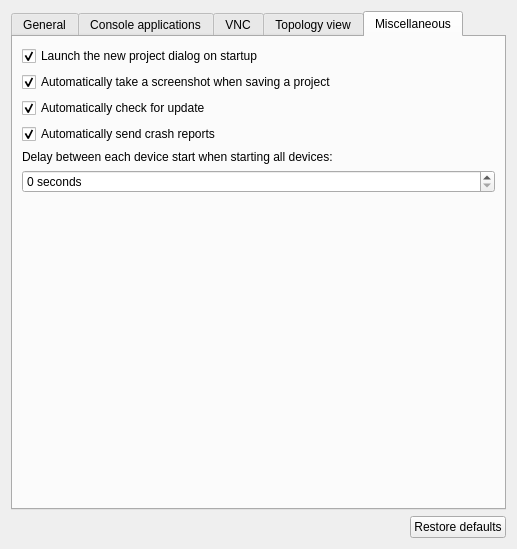
Before: the Qt Designer form gns3/ui/general_preferences_page.ui in GNS3/gns3-gui, drawn with Qt 5.
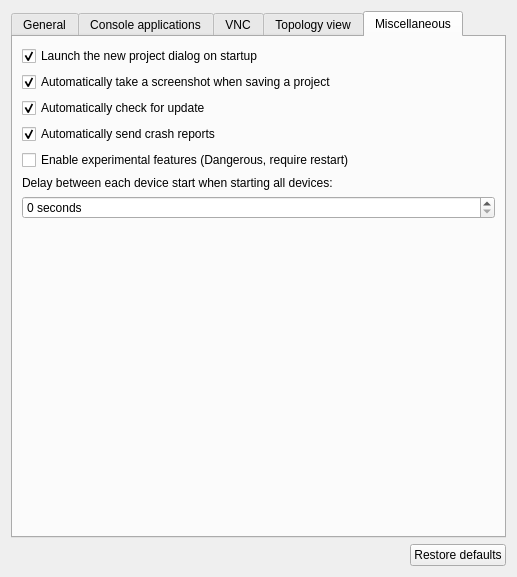
After: the same form once the commit is applied. The open tabs and pages were chosen to show the change.

Commit message: Add an option for enabling experimental features

Diff of the .ui file:
```diff
--- a/gns3/ui/general_preferences_page.ui
+++ b/gns3/ui/general_preferences_page.ui
@@ -7,7 +7,7 @@
     <x>0</x>
     <y>0</y>
     <width>517</width>
-    <height>549</height>
+    <height>577</height>
    </rect>
   </property>
   <property name="windowTitle">
@@ -658,6 +658,13 @@
          </property>
         </widget>
        </item>
+       <item>
+        <widget class="QCheckBox" name="uiExperimentalFeaturesCheckBox">
+         <property name="text">
+          <string>Enable experimental features (Dangerous, require restart)</string>
+         </property>
+        </widget>
+       </item>
        <item>
         <widget class="QLabel" name="uiSlowStartAllLabel">
          <property name="text">
```
Left out of the diff: 2 changed lines with no effect on the pictures. The commit also changes 4 other files.
